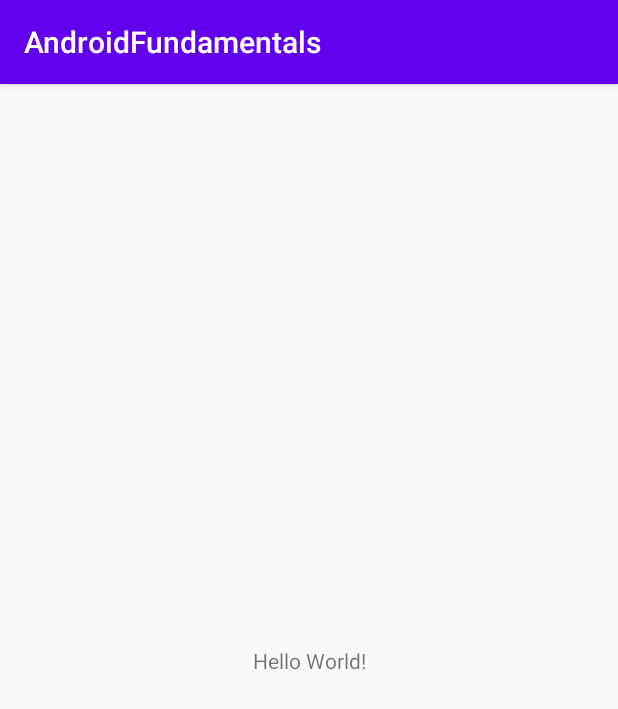
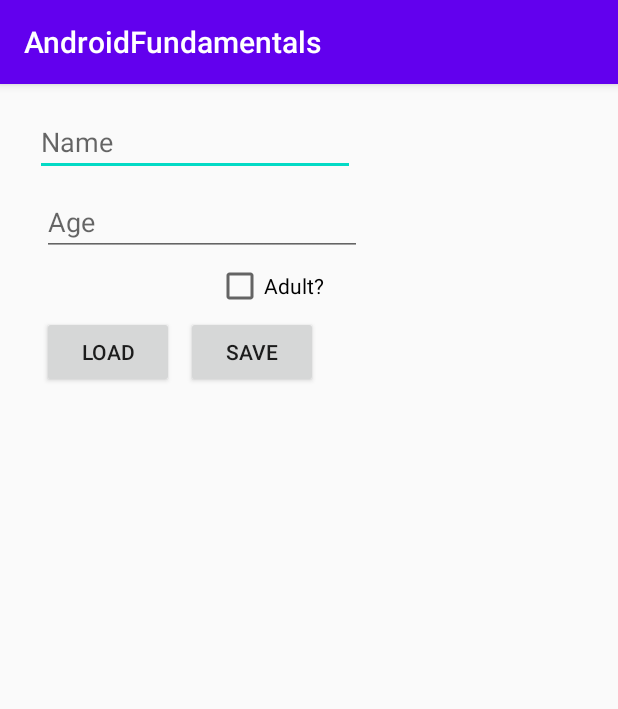
Before and after one commit to vilfrack/AndroidBasic, an Android app: the screen it shows after launch (MainActivity), on a phone screen of 412 x 824 dp. Shown: the top 709 px of the screen. Run offline under Robolectric (Android 15) with nearby library versions, the phone set to English and light mode, and no system bars.

Commit message:
Saven data temp

```diff
--- a/app/src/main/java/com/androidfundamentals/MainActivity.kt
+++ b/app/src/main/java/com/androidfundamentals/MainActivity.kt
@@ -1,8 +1,10 @@
 package com.androidfundamentals
 
+import android.content.Context
 import androidx.appcompat.app.AppCompatActivity
 import android.os.Bundle
 import android.util.Log
+import kotlinx.android.synthetic.main.activity_main.*
 import java.util.*
 import kotlin.math.log
 
@@ -11,6 +13,31 @@ class MainActivity : AppCompatActivity() {
         super.onCreate(savedInstanceState)
         setContentView(R.layout.activity_main)
 
+        //estas dos lineas de codigo permite generar el guardado
+        val sharedPref = getSharedPreferences("myPref", Context.MODE_PRIVATE)
+        val editor = sharedPref.edit()
+        //esto se usa para guardar una especie de temporal para el usuario en caso de cerrar por error la ventana
+
+        btnSave.setOnClickListener {
+            val name = etName.text.toString()
+            val age = etAge.text.toString().toInt();
+            val isAdult = cbAdult.isChecked
+            editor.apply{
+                putString("name", name)
+                putInt("age",age)
+                putBoolean("isAdult",isAdult)
+                apply()
+            }
+        }
+        btnLoad.setOnClickListener {
+            val name = sharedPref.getString("name",null)
+            val age = sharedPref.getInt("age",0)
+            val isAdult = sharedPref.getBoolean("isAdult",false)
+
+            etName.setText(name)
+            etAge.setText(age.toString())
+            cbAdult.isChecked = isAdult
+        }
     }
 
 
--- a/app/src/main/res/layout/activity_main.xml
+++ b/app/src/main/res/layout/activity_main.xml
@@ -6,13 +6,60 @@
     android:layout_height="match_parent"
     tools:context=".MainActivity">
 
-    <TextView
+    <Button
+        android:id="@+id/btnLoad"
         android:layout_width="wrap_content"
         android:layout_height="wrap_content"
-        android:text="Hello World!"
-        app:layout_constraintBottom_toBottomOf="parent"
-        app:layout_constraintLeft_toLeftOf="parent"
-        app:layout_constraintRight_toRightOf="parent"
+        android:layout_marginTop="4dp"
+        android:text="Load"
+        app:layout_constraintEnd_toStartOf="@+id/btnSave"
+        app:layout_constraintHorizontal_bias="0.775"
+        app:layout_constraintStart_toStartOf="parent"
+        app:layout_constraintTop_toBottomOf="@+id/cbAdult" />
+
+    <Button
+        android:id="@+id/btnSave"
+        android:layout_width="wrap_content"
+        android:layout_height="wrap_content"
+        android:layout_marginTop="4dp"
+        android:layout_marginEnd="4dp"
+        android:text="Save"
+        app:layout_constraintEnd_toEndOf="@+id/cbAdult"
+        app:layout_constraintTop_toBottomOf="@+id/cbAdult" />
+
+    <CheckBox
+        android:id="@+id/cbAdult"
+        android:layout_width="wrap_content"
+        android:layout_height="wrap_content"
+        android:layout_marginStart="144dp"
+        android:layout_marginTop="4dp"
+        android:text="Adult?"
+        app:layout_constraintStart_toStartOf="parent"
+        app:layout_constraintTop_toBottomOf="@+id/etAge" />
+
+    <EditText
+        android:id="@+id/etName"
+        android:layout_width="wrap_content"
+        android:layout_height="wrap_content"
+        android:layout_marginTop="16dp"
+        android:ems="10"
+        android:inputType="textPersonName"
+        android:hint="Name"
+        app:layout_constraintEnd_toEndOf="parent"
+        app:layout_constraintHorizontal_bias="0.119"
+        app:layout_constraintStart_toStartOf="parent"
         app:layout_constraintTop_toTopOf="parent" />
 
+    <EditText
+        android:id="@+id/etAge"
+        android:layout_width="wrap_content"
+        android:layout_height="wrap_content"
+        android:layout_marginStart="28dp"
+        android:layout_marginTop="8dp"
+        android:ems="10"
+        android:inputType="textPersonName"
+        android:hint="Age"
+        app:layout_constraintStart_toStartOf="parent"
+        app:layout_constraintTop_toBottomOf="@+id/etName" />
+
 </androidx.constraintlayout.widget.ConstraintLayout>
```
